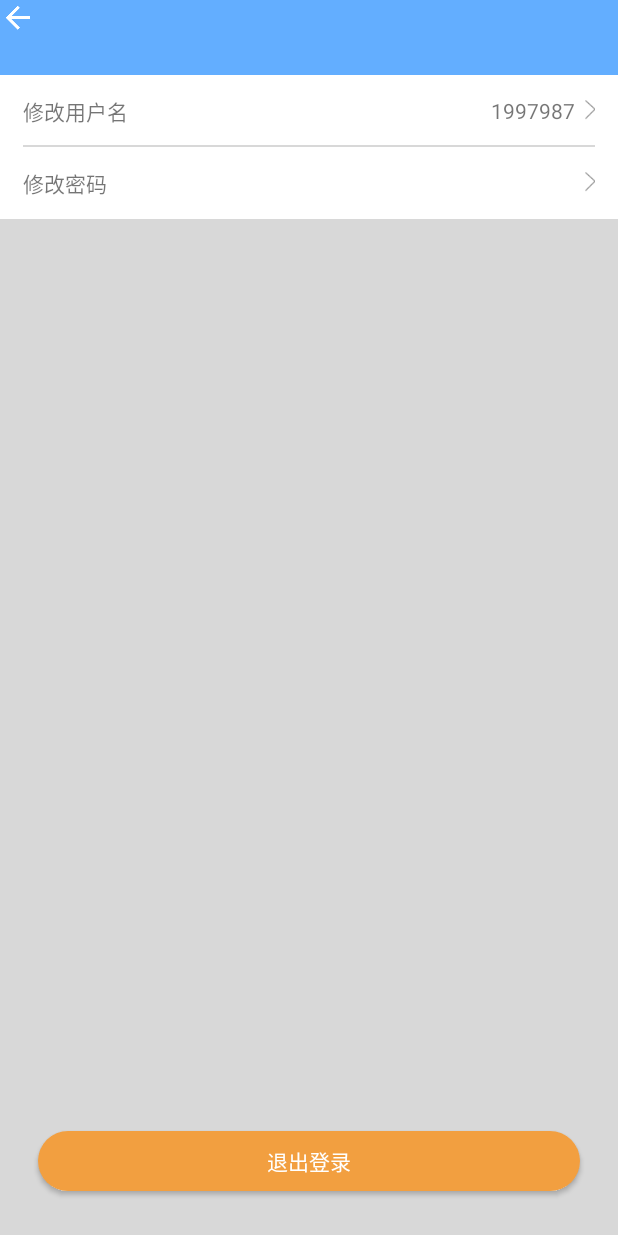
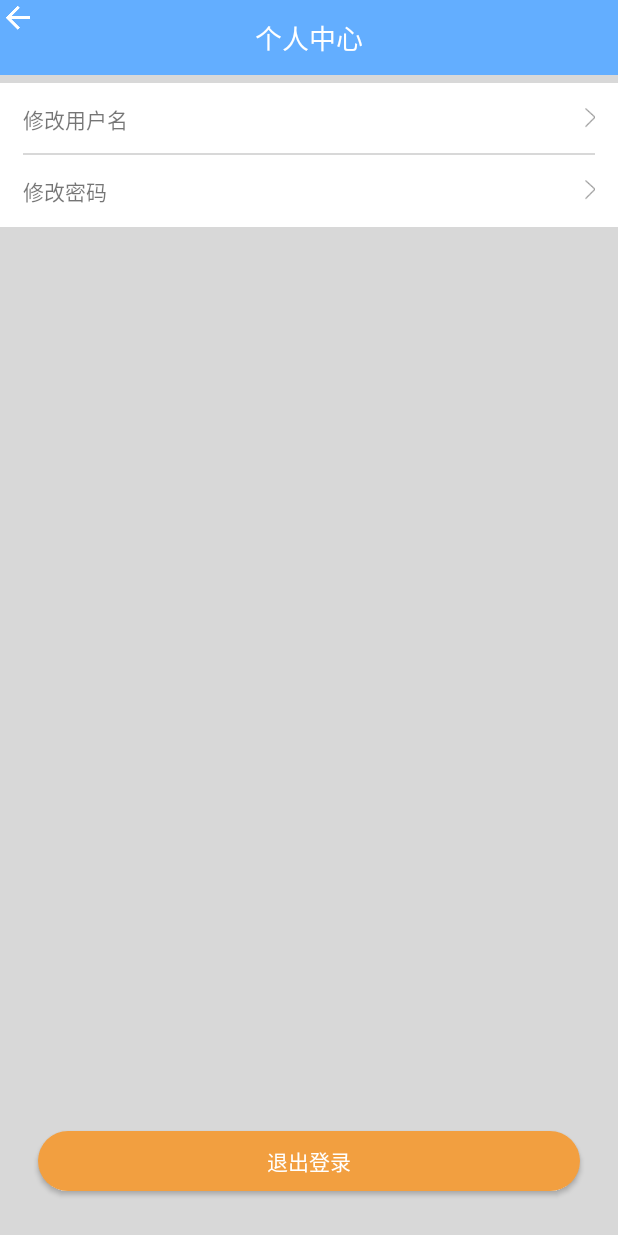
Before and after one commit to bushangkoukou/-, an Android app: the fragment UserFragment shown on its own in the app's theme, on a phone screen of 412 x 824 dp. Run offline under Robolectric (Android 15) with nearby library versions, the phone set to English and light mode, and no system bars; our stand-ins replace ButterKnife; libraries missing offline, so code that uses them is left out: com.andexert.library; plain views replace RippleView; 1 statement that could not run was skipped.

Commit message:
修改密码界面

```diff
--- a/app/src/main/AndroidManifest.xml
+++ b/app/src/main/AndroidManifest.xml
@@ -46,5 +46,8 @@
         <activity android:name=".activity.HouseActivity"
             android:launchMode="singleTask"
             android:screenOrientation="portrait" />
+        <activity android:name=".activity.ChangePasswordActivity"
+            android:launchMode="singleTask"
+            android:screenOrientation="portrait"/>
     </application>
 </manifest>
--- a/app/src/main/java/com/ickkey/dzhousekeeper/activity/LoginActivity.java
+++ b/app/src/main/java/com/ickkey/dzhousekeeper/activity/LoginActivity.java
@@ -47,8 +47,8 @@ public class LoginActivity extends BaseActivity {
     public void onClick(View v) {
         switch (v.getId()) {
             case R.id.tv_register:
-//                moveNext(MainActivity.class);
-                moveNext(HouseActivity.class);
+                moveNext(ChangePasswordActivity.class);
+//                moveNext(HouseActivity.class);
                 break;
             case R.id.btn_login:
                 if (TextUtils.isEmpty(et_username.getText().toString())) {
--- a/app/src/main/java/com/ickkey/dzhousekeeper/fragment/UserFragment.java
+++ b/app/src/main/java/com/ickkey/dzhousekeeper/fragment/UserFragment.java
@@ -1,13 +1,25 @@
 package com.ickkey.dzhousekeeper.fragment;
 
+import android.app.AlertDialog;
 import android.app.Fragment;
+import android.content.DialogInterface;
 import android.os.Bundle;
 import android.support.annotation.Nullable;
 import android.view.LayoutInflater;
 import android.view.View;
 import android.view.ViewGroup;
+import android.widget.Button;
+import android.widget.EditText;
+import android.widget.LinearLayout;
+import android.widget.RelativeLayout;
+import android.widget.TextView;
 
+import com.andexert.library.RippleView;
 import com.ickkey.dzhousekeeper.R;
+
+import butterknife.BindView;
+import butterknife.ButterKnife;
+import butterknife.OnClick;
 
 /**
  * 个人中心Fragment
@@ -16,10 +28,71 @@ import com.ickkey.dzhousekeeper.R;
 
 public class UserFragment extends Fragment {
 
+    @BindView(R.id.tv_title_base)
+    TextView tv_title_base;
+    @BindView(R.id.btn_left_base)
+    RippleView btn_left_base;
+    @BindView(R.id.btn_logout)
+    Button btn_logout;
+    @BindView(R.id.rel_changeUserName)
+    RelativeLayout rel_changeUserName;
+    @BindView(R.id.rel_changePassword)
+    RelativeLayout rel_changePassword;
+    @BindView(R.id.tv_userName)
+    TextView tv_userName;
+
     @Nullable
     @Override
     public View onCreateView(LayoutInflater inflater, @Nullable ViewGroup container, @Nullable Bundle savedInstanceState) {
         View view = inflater.inflate(R.layout.fragment_user_layout, container, false);
+        ButterKnife.bind(this, view);
+        initView();
         return view;
     }
+
+    private void initView() {
+        btn_left_base.setVisibility(View.INVISIBLE);
+        tv_title_base.setText("个人中心");
+    }
+
+    @OnClick({R.id.btn_logout, R.id.rel_changeUserName, R.id.rel_changePassword})
+    public void onClick(View view) {
+        switch (view.getId()) {
+            case R.id.btn_logout:
+
+                break;
+            case R.id.rel_changeUserName:
+                showEditDialog();
+                break;
+
+            case R.id.rel_changePassword:
+                break;
+
+        }
+    }
+
+    private void showEditDialog() {
+        EditText editText = new EditText(getActivity());
+        LinearLayout.LayoutParams params =
+                new LinearLayout.LayoutParams(ViewGroup.LayoutParams.MATCH_PARENT,
+                        ViewGroup.LayoutParams.WRAP_CONTENT);
+        editText.setLayoutParams(params);
+
+        new AlertDialog.Builder(getActivity()).setTitle("修改昵称")
+                .setView(editText).setCancelable(false)
+                .setPositiveButton("确定", new DialogInterface.OnClickListener() {
+                    @Override
+                    public void onClick(DialogInterface dialog, int which) {
+
+                        dialog.dismiss();
+
+                    }
+                }).setNegativeButton("取消", new DialogInterface.OnClickListener() {
+                    @Override
+                    public void onClick(DialogInterface dialog, int which) {
+
+                        dialog.dismiss();
+                    }
+        }).show();
+    }
 }
--- a/app/src/main/res/layout/fragment_user_layout.xml
+++ b/app/src/main/res/layout/fragment_user_layout.xml
@@ -9,82 +9,102 @@
         android:layout_width="match_parent"
         android:layout_height="wrap_content"
         android:layout_alignParentTop="true">
+
         <include layout="@layout/topbar_layout" />
     </LinearLayout>
 
+    <LinearLayout
+        android:id="@+id/ll_changeUserName"
+        android:layout_width="match_parent"
+        android:layout_height="wrap_content"
+        android:layout_below="@id/ll_topbar"
+        android:background="@color/white"
+        android:layout_marginTop="5dp"
+        android:orientation="horizontal">
+
         <RelativeLayout
-        android:id="@+id/rel_userName"
+            android:id="@+id/rel_changeUserName"
             android:layout_width="match_parent"
             android:layout_height="48dp"
-        android:background="@color/white"
+            android:background="?android:attr/selectableItemBackground"
+            android:clickable="true"
             android:paddingLeft="15dp"
-        android:paddingRight="15dp"
-        android:layout_below="@id/ll_topbar">
+            android:paddingRight="15dp">
 
             <TextView
                 android:layout_width="wrap_content"
                 android:layout_height="wrap_content"
+                android:layout_alignParentLeft="true"
+                android:layout_centerVertical="true"
                 android:text="修改用户名"
-            android:layout_centerVertical="true"
-            android:layout_alignParentLeft="true"
-            android:textSize="14sp"/>
+                android:textSize="14sp" />
 
             <TextView
                 android:id="@+id/tv_userName"
                 android:layout_width="wrap_content"
                 android:layout_height="wrap_content"
+                android:layout_alignParentRight="true"
+                android:layout_centerVertical="true"
                 android:drawableRight="@drawable/register_arrow"
-            android:text="1997987"
-            android:textSize="14sp"
-            android:layout_alignParentRight="true"
-            android:layout_centerVertical="true"/>
+                android:textSize="14sp" />
 
             <View
                 android:layout_width="match_parent"
                 android:layout_height="1dp"
                 android:layout_alignParentBottom="true"
-            android:background="@color/grey_bg"/>
+                android:background="@color/grey_bg" />
         </RelativeLayout>
+
+    </LinearLayout>
+
+    <LinearLayout
+        android:id="@+id/ll_changePassword"
+        android:layout_width="match_parent"
+        android:layout_height="wrap_content"
+        android:background="@color/white"
+        android:orientation="vertical"
+        android:layout_below="@id/ll_changeUserName">
 
         <RelativeLayout
             android:id="@+id/rel_changePassword"
             android:layout_width="match_parent"
             android:layout_height="48dp"
-        android:background="@color/white"
             android:paddingLeft="15dp"
             android:paddingRight="15dp"
-        android:layout_below="@id/rel_userName">
+            android:clickable="true"
+            android:background="?android:attr/selectableItemBackground">
 
             <TextView
                 android:layout_width="wrap_content"
                 android:layout_height="wrap_content"
+                android:layout_alignParentLeft="true"
+                android:layout_centerVertical="true"
                 android:text="修改密码"
-            android:layout_centerVertical="true"
-            android:layout_alignParentLeft="true"
-            android:textSize="14sp"/>
+                android:textSize="14sp" />
 
             <TextView
                 android:layout_width="wrap_content"
                 android:layout_height="wrap_content"
+                android:layout_alignParentRight="true"
+                android:layout_centerVertical="true"
                 android:drawableRight="@drawable/register_arrow"
-            android:textSize="14sp"
-            android:layout_alignParentRight="true"
-            android:layout_centerVertical="true"/>
+                android:textSize="14sp" />
 
         </RelativeLayout>
+    </LinearLayout>
 
     <Button
         android:id="@+id/btn_logout"
         android:layout_width="match_parent"
         android:layout_height="40dp"
+        android:layout_alignParentBottom="true"
+        android:layout_marginBottom="30dp"
         android:layout_marginLeft="25dp"
         android:layout_marginRight="25dp"
         android:layout_marginTop="10dp"
+        android:background="@drawable/bg_search_btn"
         android:paddingBottom="8dp"
         android:paddingTop="8dp"
-        android:layout_alignParentBottom="true"
-        android:layout_marginBottom="30dp"
-        android:background="@drawable/bg_search_btn"
         android:text="退出登录"
         android:textColor="@color/white"
         android:textSize="14sp" />
```
Also changed, not shown: app/src/main/java/com/ickkey/dzhousekeeper/activity/ChangePasswordActivity.java (added, +76 -0 lines), app/src/main/res/layout/activity_changepassword_layout.xml (added, +62 -0 lines). Lines whose indentation alone changed are shown as unchanged.
